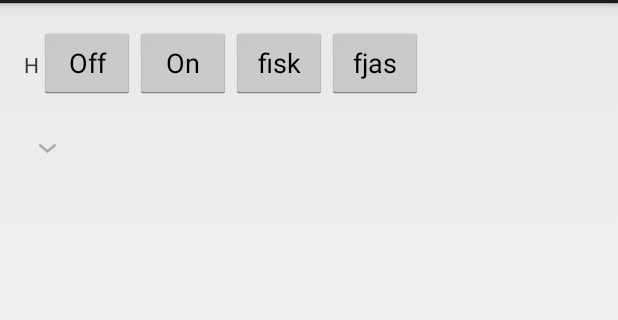
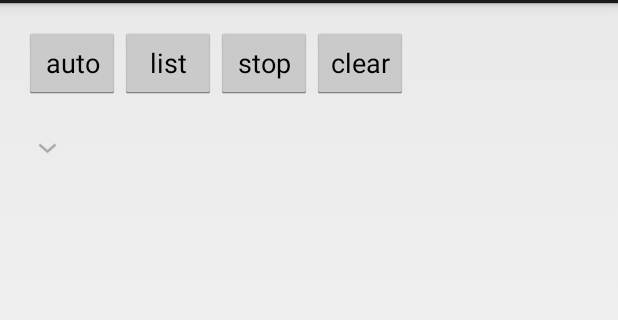
Before and after one commit to vegarwe/android-tls, an Android app: the screen it shows after launch (MainActivity), on a phone screen of 412 x 824 dp, the part 69-389 px from its top. Run offline under Robolectric (Android 15) with nearby library versions, the phone set to English and light mode, and no system bars; libraries missing offline, so code that uses them is left out: com.dropbox.sync; 7 statements that could not run were skipped.

Commit message:
Change names of buttons. Change how the AppConfig singelton are interfaced. Clean up

```diff
--- a/app/src/main/res/layout/activity_main.xml
+++ b/app/src/main/res/layout/activity_main.xml
@@ -14,37 +14,33 @@
         android:layout_height="wrap_content"
         android:layout_width="wrap_content"
         android:id="@+id/linearLayout">
-        <TextView
-            android:text="@string/hello_world"
-            android:layout_width="wrap_content"
-            android:layout_height="wrap_content" />
         <Button
             android:layout_height="wrap_content"
             android:layout_width="wrap_content"
-            android:onClick="offClicked"
-            android:text="Off"
-            android:id="@+id/offButton"
+            android:onClick="autoClicked"
+            android:text="auto"
+            android:id="@+id/autoButton"
+            />
+        <Button
+            android:layout_width="wrap_content"
+            android:layout_height="wrap_content"
+            android:onClick="listClicked"
+            android:text="list"
+            android:id="@+id/listdButton"
             />
         <Button
             android:layout_height="wrap_content"
             android:layout_width="wrap_content"
-            android:onClick="onClicked"
-            android:text="On"
-            android:id="@+id/onButton"
+            android:onClick="stopClicked"
+            android:text="stop"
+            android:id="@+id/stopButton"
             />
         <Button
             android:layout_width="wrap_content"
             android:layout_height="wrap_content"
-            android:onClick="fiskClicked"
-            android:text="fisk"
-            android:id="@+id/fisk"
-            />
-        <Button
-            android:layout_width="wrap_content"
-            android:layout_height="wrap_content"
-            android:onClick="fjasClicked"
-            android:text="fjas"
-            android:id="@+id/fjas"
+            android:onClick="clearClicked"
+            android:text="clear"
+            android:id="@+id/clearButton"
             />
     </LinearLayout>
 
```
Also changed, not shown: app/src/main/java/no/raiom/tls/MainActivity.java (+23 -24 lines).
